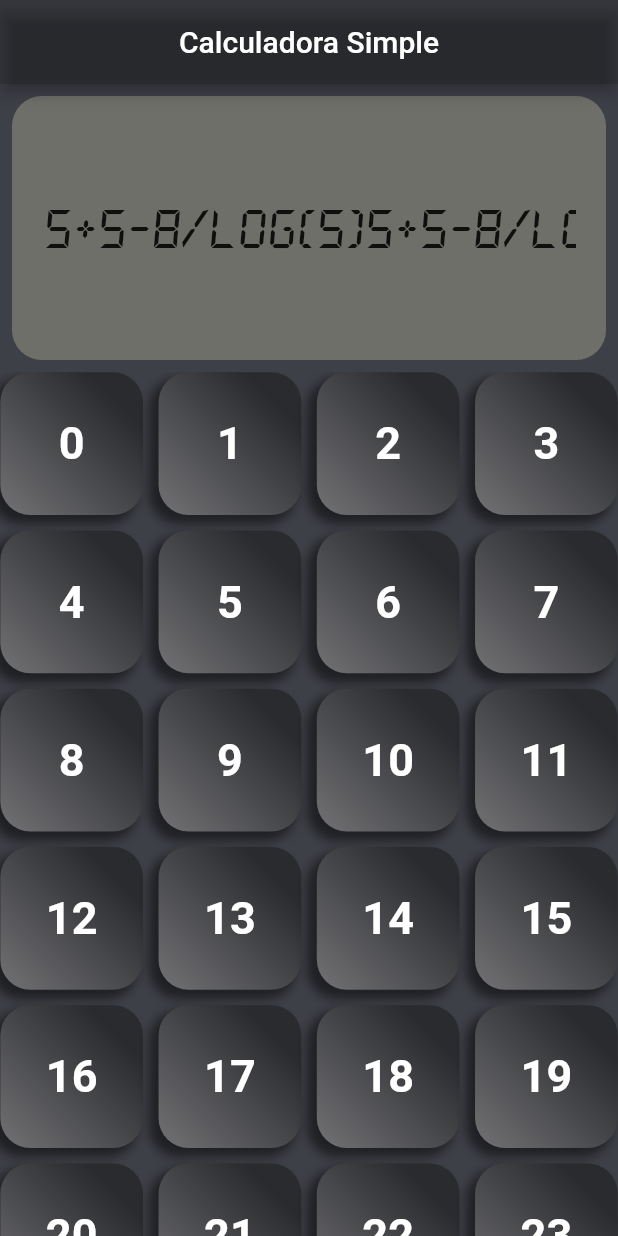
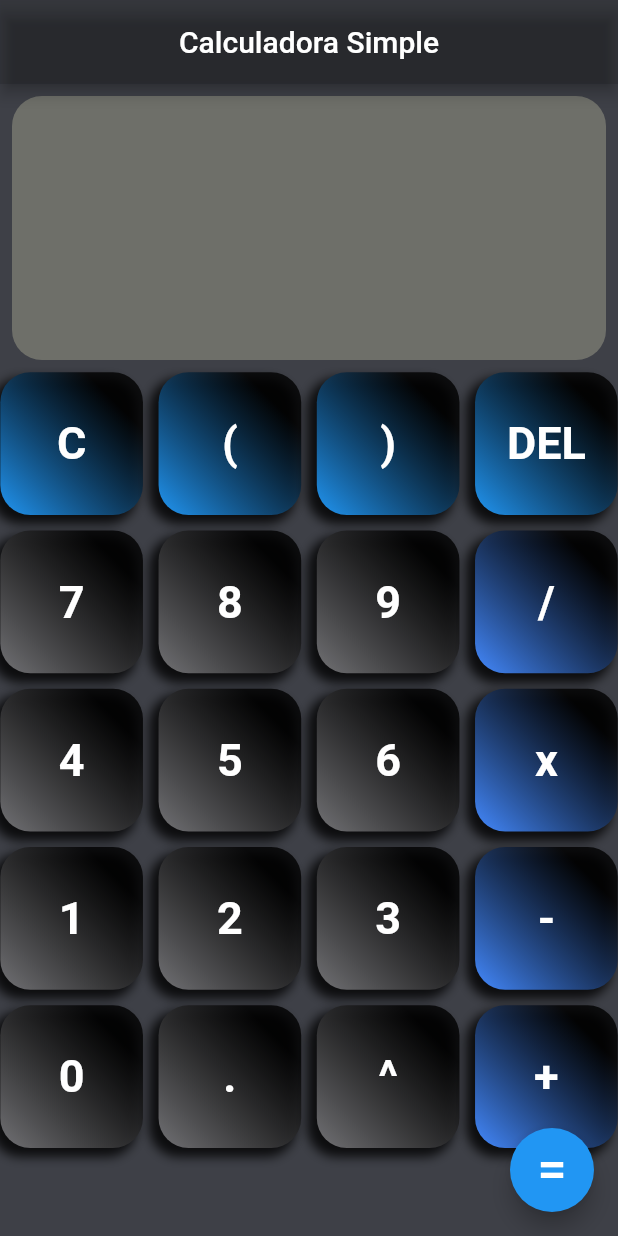
Before and after one commit to JoseLuisGit/calculator_tree, a Flutter app: the screen it shows after launch, on a phone screen of 412 x 824 dp. Run offline on Flutter 3.47's test engine with Material 2 defaults, Android fonts, the phone set to English and light mode, and no system bars.

```diff
--- a/lib/main.dart
+++ b/lib/main.dart
@@ -1,15 +1,22 @@
 import 'package:flutter/material.dart';
+
+import 'package:provider/provider.dart';
 import 'pages/calculator_page.dart';
+
+import 'provider/expression.dart';
 
 void main() => runApp(MyApp());
 
 class MyApp extends StatelessWidget {
   @override
   Widget build(BuildContext context) {
-    return MaterialApp(
-        routes: {'/': (context) => CalculatorPage()},
-        debugShowCheckedModeBanner: false,
-        title: 'Material App',
-        initialRoute: '/');
+    return MultiProvider(
+      providers: [ChangeNotifierProvider(create: (_) => Expression())],
+      child: MaterialApp(
+          routes: {'/': (context) => CalculatorPage()},
+          debugShowCheckedModeBanner: false,
+          title: 'Material App',
+          initialRoute: '/'),
+    );
   }
 }
--- a/lib/pages/calculator_page.dart
+++ b/lib/pages/calculator_page.dart
@@ -1,12 +1,53 @@
 import 'package:flutter/material.dart';
+import 'package:provider/provider.dart';
+
 import 'widgets/button.dart';
+
+import '../provider/expression.dart';
 
 class CalculatorPage extends StatelessWidget {
   const CalculatorPage({Key key}) : super(key: key);
 
   @override
   Widget build(BuildContext context) {
+    final List<String> buttons = [
+      'C',
+      '(',
+      ')',
+      'DEL',
+      '7',
+      '8',
+      '9',
+      '/',
+      '4',
+      '5',
+      '6',
+      'x',
+      '1',
+      '2',
+      '3',
+      '-',
+      '0',
+      '.',
+      '^',
+      '+',
+    ];
+
+    final expression = Provider.of<Expression>(context);
+
+    bool isOperator(String x) {
+      return (x == '/' || x == 'x' || x == '-' || x == '+' || x == '=');
+    }
+
+    ScrollController _scrollController = ScrollController();
     return Scaffold(
+        floatingActionButton: FloatingActionButton(
+          child: Text(
+            '=',
+            style: TextStyle(color: Colors.white, fontSize: 35.0),
+          ),
+          onPressed: () {},
+        ),
         appBar: AppBar(
           centerTitle: true,
           backgroundColor: Colors.black12,
@@ -28,9 +69,10 @@ class CalculatorPage extends StatelessWidget {
                       padding: EdgeInsets.all(20),
                       alignment: Alignment.centerRight,
                       child: SingleChildScrollView(
+                        controller: _scrollController,
                         scrollDirection: Axis.horizontal,
                         child: Text(
-                          '5+5-8/log(5)5+5-8/log(5)5+5-8/log(5)5+5-8/9*(5)5+5-8/log(5)5+5-8/log(5)5+5-8/log(5)5+5-8/9*(5)5+5-8/log(5)5+5-8/log(5)5+5-8/log(5)5+5-8/9*(5)5+5-8/log(5)5+5-8/log(5)5+5-8/log(5)5+5-8/9*(5)',
+                          expression.expression,
                           style: TextStyle(fontSize: 40, fontFamily: 'DsDigit'),
                         ),
                       ),
@@ -45,18 +87,82 @@ class CalculatorPage extends StatelessWidget {
                     child: GridView.builder(
                         shrinkWrap: true,
                         physics: NeverScrollableScrollPhysics(),
-                        itemCount: 50,
+                        itemCount: buttons.length,
                         gridDelegate: SliverGridDelegateWithFixedCrossAxisCount(
                             crossAxisCount:
                                 orientation == Orientation.portrait ? 4 : 8,
                             crossAxisSpacing: 10,
                             mainAxisSpacing: 10),
                         itemBuilder: (context, index) {
-                          return Button(
-                            buttonText: '$index',
-                            color: Color.fromRGBO(126, 112, 112, 1.0),
-                            textColor: Colors.white,
-                          );
+                          // Clear Button
+                          if (index == 0) {
+                            return Button(
+                              buttontapped: () {
+                                expression.clearExpression();
+                                _scrollController.jumpTo(
+                                    _scrollController.position.maxScrollExtent);
+                              },
+                              buttonText: buttons[index],
+                              color: Colors.blue,
+                              textColor: Colors.white,
+                            );
+                          }
+
+                          // ( button
+                          else if (index == 1) {
+                            return Button(
+                              buttonText: buttons[index],
+                              color: Colors.blue,
+                              textColor: Colors.white,
+                              buttontapped: () {
+                                expression.addOper(buttons[index]);
+                                _scrollController.jumpTo(
+                                    _scrollController.position.maxScrollExtent);
+                              },
+                            );
+                          }
+                          // ) Button
+                          else if (index == 2) {
+                            return Button(
+                              buttonText: buttons[index],
+                              color: Colors.blue,
+                              textColor: Colors.white,
+                              buttontapped: () {
+                                expression.addOper(buttons[index]);
+                                _scrollController.jumpTo(
+                                    _scrollController.position.maxScrollExtent);
+                              },
+                            );
+                          }
+                          // Delete Button
+                          else if (index == 3) {
+                            return Button(
+                              buttonText: buttons[index],
+                              color: Colors.blue,
+                              textColor: Colors.white,
+                              buttontapped: () {
+                                expression.deleteExpression();
+                              },
+                            );
+                          }
+
+                          //  other buttons
+                          else {
+                            return Button(
+                              buttontapped: () {
+                                expression.addOper(buttons[index]);
+                                _scrollController.jumpTo(
+                                    _scrollController.position.maxScrollExtent);
+                              },
+                              buttonText: buttons[index],
+                              color: isOperator(buttons[index])
+                                  ? Colors.blueAccent
+                                  : Color.fromRGBO(114, 114, 117, 1.0),
+                              textColor: isOperator(buttons[index])
+                                  ? Colors.white
+                                  : Colors.white,
+                            );
+                          }
                         }),
                   ),
                 ),
--- a/lib/pages/widgets/button.dart
+++ b/lib/pages/widgets/button.dart
@@ -22,22 +22,19 @@ class Button extends StatelessWidget {
             gradient: LinearGradient(
                 begin: FractionalOffset(0.0, 1.0),
                 end: FractionalOffset(1.0, 0.0),
-                  colors: [
-                    Color.fromRGBO(114, 114, 117, 1.0),
-                    Color.fromRGBO(42, 43, 46, 1.0)
-                  ],
+                colors: [color, Colors.black.withOpacity(0.8)],
                 stops: [0.0, 0.8],
                 tileMode: TileMode.decal),
             boxShadow: [
               BoxShadow(
-                  color: Colors.black.withOpacity(0.5),
+                color: Colors.black38.withOpacity(0.8),
                 spreadRadius: 1,
                 blurRadius: 5,
                 offset: Offset(-5, 5), //changes position of shadow
               ),
             ],
             borderRadius: BorderRadius.all(Radius.circular(20.0)),
-              color: color),
+          ),
           child: Center(
             child: Text(
               buttonText,
--- a/pubspec.yaml
+++ b/pubspec.yaml
@@ -27,6 +27,7 @@ dependencies:
   # The following adds the Cupertino Icons font to your application.
   # Use with the CupertinoIcons class for iOS style icons.
   cupertino_icons: ^1.0.2
+  provider: ^5.0.0
 
 dev_dependencies:
   flutter_test:
```
Also changed, not shown: lib/provider/expression.dart (added, +23 -0 lines), pubspec.lock. Lines whose indentation alone changed are shown as unchanged.
